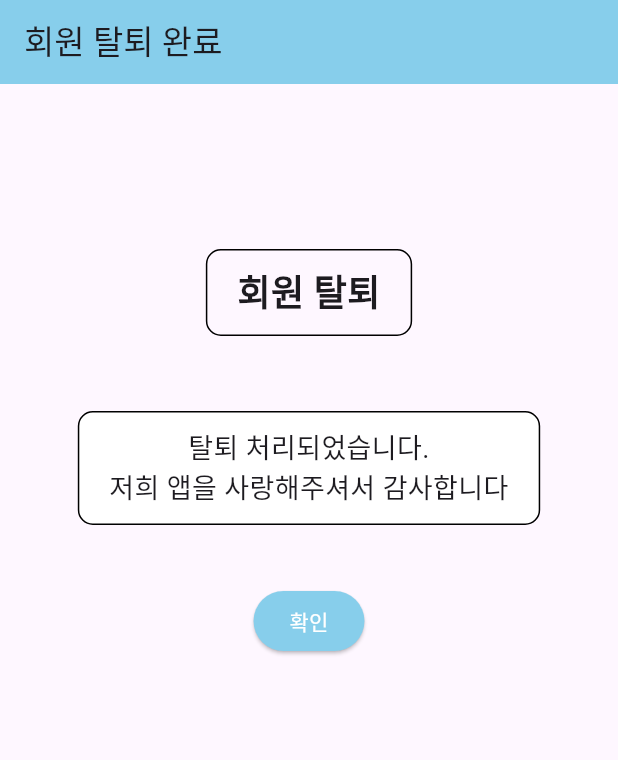
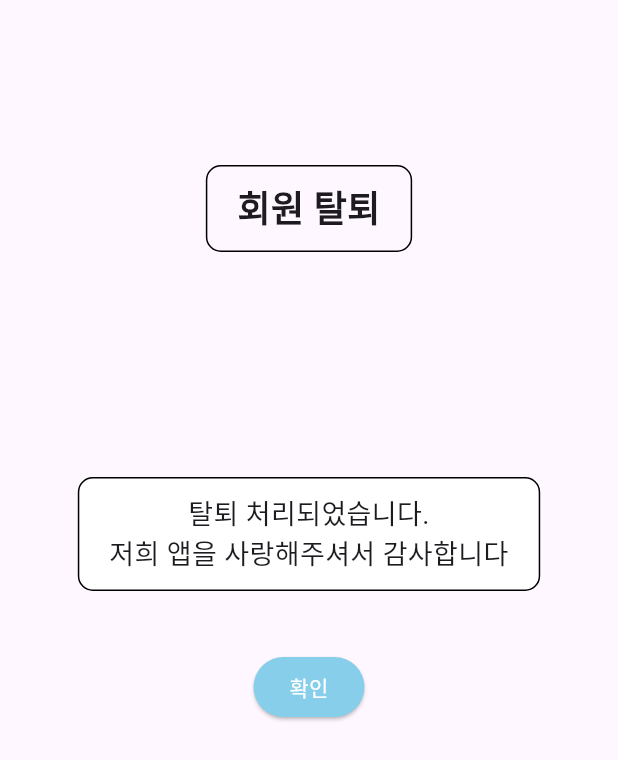
Before and after one commit to Aedli/secretDiary, a Flutter app: the DeleteFinish screen opened directly, on a phone screen of 412 x 824 dp. Shown: the top 760 px of the screen. Run offline on Flutter 3.47's test engine with Material 3 defaults, Android fonts, the phone set to English and light mode, and no system bars; our stand-ins replace cloud_firestore, firebase_auth, firebase_core, firebase_storage, flutter_dotenv, image_picker and 1 more; accounts and stored records are empty.

Commit message:
appbar 삭제

```diff
--- a/lib/deletefinish/deletefinish.dart
+++ b/lib/deletefinish/deletefinish.dart
@@ -9,11 +9,6 @@ class DeleteFinish extends StatelessWidget {
   @override
   Widget build(BuildContext context) {
     return Scaffold(
-      appBar: AppBar(
-        automaticallyImplyLeading: false,
-        backgroundColor: AppConstants.primaryColor, // AppConstants에서 정의한 색상 사용
-        title: const Text('회원 탈퇴 완료'), // 제목 추가
-      ),
       body: SingleChildScrollView(
         child: Column(
           crossAxisAlignment: CrossAxisAlignment.center,
@@ -37,7 +32,7 @@ class DeleteFinish extends StatelessWidget {
                 ),
               ),
             ),
-            const SizedBox(height: 50), // 여백 조정
+            const SizedBox(height: 150), // 여백 조정
 
             Center(
               child: Container(
--- a/lib/deletemember_passwordcheck/deletemember_passwordcheck.dart
+++ b/lib/deletemember_passwordcheck/deletemember_passwordcheck.dart
@@ -94,11 +94,6 @@ class _PasswordCheckState extends State<PasswordCheck> {
   @override
   Widget build(BuildContext context) {
     return Scaffold(
-      appBar: AppBar(
-        automaticallyImplyLeading: false,
-        backgroundColor: AppConstants.primaryColor,
-        title: const Text('회원 탈퇴'),
-      ),
       body: Center(
         child: SingleChildScrollView(
           padding: const EdgeInsets.all(16.0),
```
